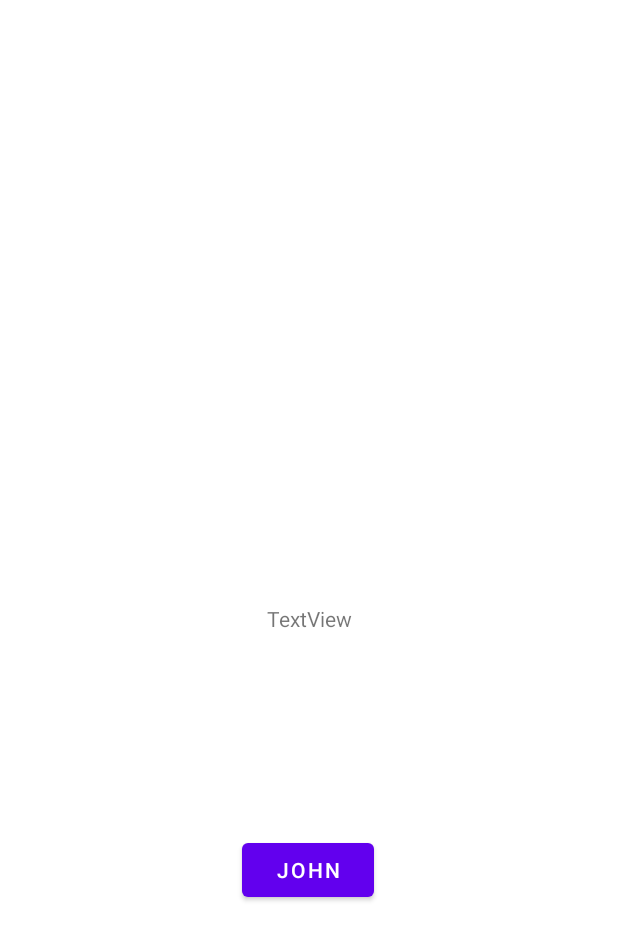
After one commit to jiaoery/MyAndroidKotlin, an Android app: the LiveDataActivity screen opened directly, with no data from a screen before it, on a phone screen of 412 x 824 dp. The commit adds this screen. Shown: the top 940 px of the screen. Run offline under Robolectric (Android 15) with nearby library versions, the phone set to English and light mode, and no system bars.

Commit message:
LiveData 数据监听

```diff
--- a/app/src/main/AndroidManifest.xml
+++ b/app/src/main/AndroidManifest.xml
@@ -19,7 +19,14 @@
         android:roundIcon="@mipmap/ic_launcher_round"
         android:supportsRtl="true"
         android:theme="@style/Theme.MyAndroidKotlin">
-        <activity android:name=".viewmodel.CrossViewModelActivity"></activity>
+
+        <activity android:name=".livedata.LiveDataActivity"
+            android:configChanges="keyboardHidden|orientation"
+            android:screenOrientation="portrait"/>
+
+        <activity android:name=".viewmodel.CrossViewModelActivity"
+            android:configChanges="keyboardHidden|orientation"
+            android:screenOrientation="portrait"/>
         <activity
             android:name=".viewmodel.TestViewModelActivity"
             android:configChanges="keyboardHidden|orientation"
--- /dev/null
+++ b/app/src/main/java/com/example/myandroidkotlin/livedata/LiveDataActivity.kt
@@ -0,0 +1,34 @@
+package com.example.myandroidkotlin.livedata
+
+import androidx.appcompat.app.AppCompatActivity
+import android.os.Bundle
+import android.widget.Button
+import android.widget.TextView
+import androidx.activity.viewModels
+import androidx.lifecycle.Observer
+import com.example.myandroidkotlin.R
+
+class LiveDataActivity : AppCompatActivity() {
+
+    private val viewModel:LiveDataViewModel by viewModels()
+    private lateinit var nameTextView:TextView
+    private lateinit var change:Button
+    private var count =0
+
+    override fun onCreate(savedInstanceState: Bundle?) {
+        super.onCreate(savedInstanceState)
+        setContentView(R.layout.activity_live_data)
+        nameTextView = findViewById(R.id.tv_msg)
+        change = findViewById(R.id.btn_change)
+        change.setOnClickListener{ viewModel.currentName.setValue("John Doe ${count++}")}
+        // Create the observer which updates the UI.
+        val nameObserver = Observer<String> { newName ->
+            // Update the UI, in this case, a TextView.
+            nameTextView.text = newName
+        }
+
+        // Observe the LiveData, passing in this activity as the LifecycleOwner and the observer.
+        viewModel.currentName.observe(this, nameObserver)
+
+    }
+}
--- /dev/null
+++ b/app/src/main/java/com/example/myandroidkotlin/livedata/LiveDataViewModel.kt
@@ -0,0 +1,12 @@
+package com.example.myandroidkotlin.livedata
+
+import androidx.lifecycle.MutableLiveData
+import androidx.lifecycle.ViewModel
+
+class LiveDataViewModel:ViewModel() {
+
+    // Create a LiveData with a String
+    val currentName: MutableLiveData<String> by lazy {
+        MutableLiveData<String>()
+    }
+}
--- /dev/null
+++ b/app/src/main/res/layout/activity_live_data.xml
@@ -0,0 +1,30 @@
+<?xml version="1.0" encoding="utf-8"?>
+<androidx.constraintlayout.widget.ConstraintLayout xmlns:android="http://schemas.android.com/apk/res/android"
+    xmlns:app="http://schemas.android.com/apk/res-auto"
+    xmlns:tools="http://schemas.android.com/tools"
+    android:layout_width="match_parent"
+    android:layout_height="match_parent"
+    tools:context=".livedata.LiveDataActivity">
+
+    <TextView
+        android:id="@+id/tv_msg"
+        android:layout_width="wrap_content"
+        android:layout_height="wrap_content"
+        android:text="TextView"
+        app:layout_constraintBottom_toBottomOf="parent"
+        app:layout_constraintEnd_toEndOf="parent"
+        app:layout_constraintStart_toStartOf="parent"
+        app:layout_constraintTop_toTopOf="parent" />
+
+    <Button
+        android:id="@+id/btn_change"
+        android:layout_width="wrap_content"
+        android:layout_height="wrap_content"
+        android:text="JOHN"
+        app:layout_constraintBottom_toBottomOf="parent"
+        app:layout_constraintEnd_toEndOf="parent"
+        app:layout_constraintHorizontal_bias="0.498"
+        app:layout_constraintStart_toStartOf="parent"
+        app:layout_constraintTop_toBottomOf="@+id/tv_msg"
+        app:layout_constraintVertical_bias="0.379" />
+</androidx.constraintlayout.widget.ConstraintLayout>
--- a/app/src/main/res/values/array_string.xml
+++ b/app/src/main/res/values/array_string.xml
@@ -4,6 +4,7 @@
         <item>com.example.myandroidkotlin.lifecycle.LifeCycleActivity</item>
         <item>com.example.myandroidkotlin.navigation.NavigationActivity</item>
         <item>com.example.myandroidkotlin.viewmodel.TestViewModelActivity</item>
+        <item>com.example.myandroidkotlin.livedata.LiveDataActivity</item>
         <item>com.example.myandroidkotlin.permissionx.PermissionActivity</item>
         <item>com.example.myandroidkotlin.watermark.WaterMarkActivity</item>
         <item>com.example.myandroidkotlin.customview.TestGuesterRollActivity</item>
--- a/app/src/main/res/values/string_array.xml
+++ b/app/src/main/res/values/string_array.xml
@@ -4,6 +4,7 @@
         <item>LifeCyle 生命周期</item>
         <item>navigation 导航页</item>
         <item>viewmodel 数据管理</item>
+        <item>livedata 数据绑定</item>
         <item>permissionX 权限管理</item>
         <item>watermark 水印</item>
         <item>仿华为运动时间选择控件</item>
```
